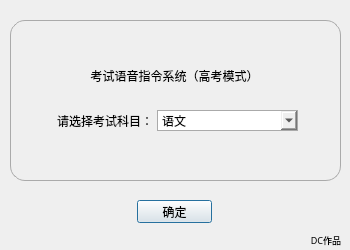
dc236621911/ExamIns, file ExamIns/Gaokao/gaokao.ui: the form before one commit.
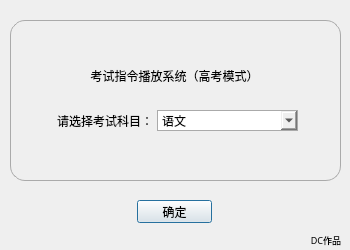
The form after the commit. Icons and pictures are not drawn.

```diff
--- a/ExamIns/Gaokao/gaokao.ui
+++ b/ExamIns/Gaokao/gaokao.ui
@@ -62,7 +62,7 @@
      <string notr="true">border:0px;</string>
     </property>
     <property name="text">
-     <string>考试语音指令系统（高考模式）</string>
+     <string>考试指令播放系统（高考模式）</string>
     </property>
     <property name="alignment">
      <set>Qt::AlignCenter</set>
```
Left out of the diff: 2 changed lines with no effect on the pictures.
